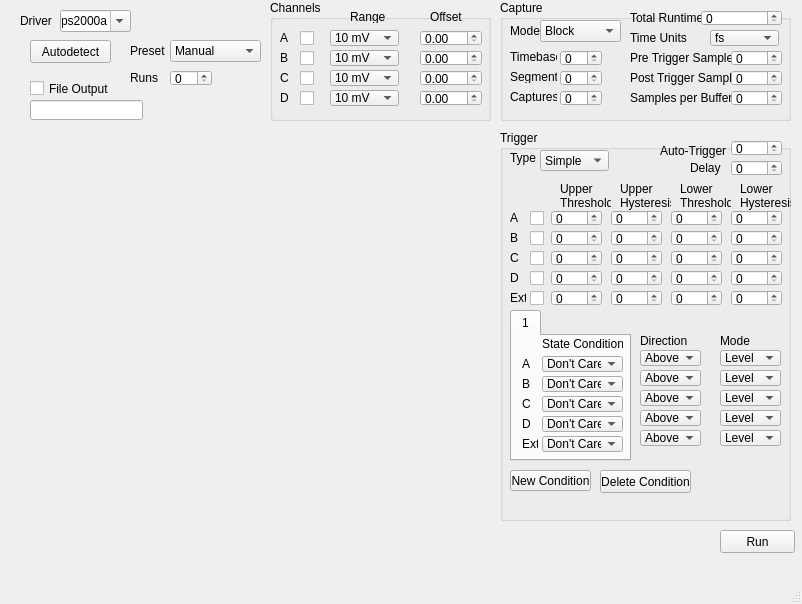
Qt form GUI/gui.ui (michalis11892/picoscopeDataLogger) before a commit.
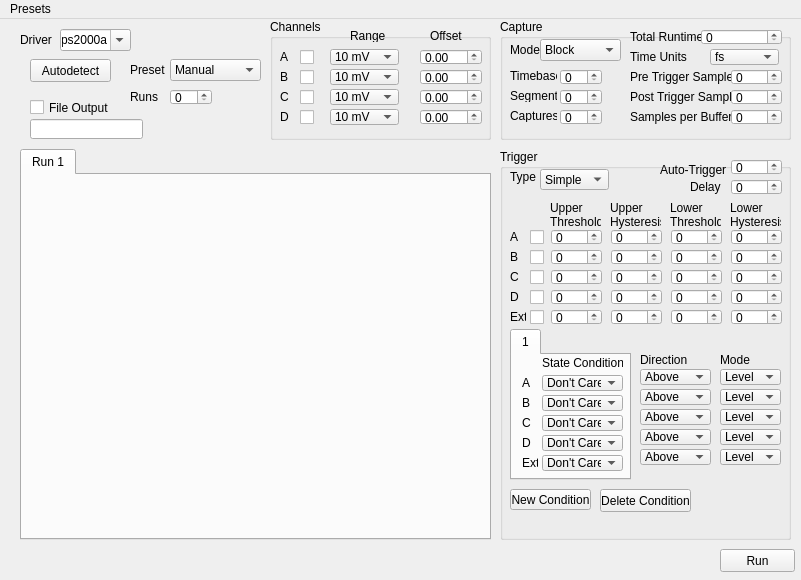
The same form after that commit. Icons and pictures are not drawn.

Commit message: Added further interface features and icon [WIP]

Diff of the .ui file:
```diff
--- a/GUI/gui.ui
+++ b/GUI/gui.ui
@@ -6,10 +6,16 @@
    <rect>
     <x>0</x>
     <y>0</y>
-    <width>802</width>
-    <height>604</height>
+    <width>801</width>
+    <height>580</height>
    </rect>
   </property>
+  <property name="maximumSize">
+   <size>
+    <width>801</width>
+    <height>580</height>
+   </size>
+  </property>
   <property name="windowTitle">
    <string>Logger</string>
   </property>
@@ -17,16 +23,6 @@
    <property name="enabled">
     <bool>true</bool>
    </property>
-   <widget class="QWidget" name="graphWidget" native="true">
-    <property name="geometry">
-     <rect>
-      <x>20</x>
-      <y>130</y>
-      <width>471</width>
-      <height>391</height>
-     </rect>
-    </property>
-   </widget>
    <widget class="QLabel" name="driverLabel">
     <property name="geometry">
      <rect>
@@ -1138,7 +1134,7 @@
     <widget class="QLabel" name="triggerUpperThresholdLabel">
      <property name="geometry">
       <rect>
-       <x>60</x>
+       <x>50</x>
        <y>50</y>
        <width>51</width>
        <height>31</height>
@@ -1456,7 +1452,7 @@
     <widget class="QLabel" name="triggerUpperHysteresisLabel">
      <property name="geometry">
       <rect>
-       <x>120</x>
+       <x>110</x>
        <y>50</y>
        <width>51</width>
        <height>31</height>
@@ -1524,7 +1520,7 @@
     <widget class="QLabel" name="triggerLowerHysteresisLabel">
      <property name="geometry">
       <rect>
-       <x>240</x>
+       <x>230</x>
        <y>50</y>
        <width>51</width>
        <height>31</height>
@@ -1592,7 +1588,7 @@
     <widget class="QLabel" name="triggerLowerThresholdLabel">
      <property name="geometry">
       <rect>
-       <x>180</x>
+       <x>170</x>
        <y>50</y>
        <width>51</width>
        <height>31</height>
@@ -1747,7 +1743,7 @@
       <rect>
        <x>140</x>
        <y>240</y>
-       <width>61</width>
+       <width>71</width>
        <height>16</height>
       </rect>
      </property>
@@ -1812,7 +1808,7 @@
       <rect>
        <x>140</x>
        <y>300</y>
-       <width>61</width>
+       <width>71</width>
        <height>16</height>
       </rect>
      </property>
@@ -1877,7 +1873,7 @@
       <rect>
        <x>140</x>
        <y>280</y>
-       <width>61</width>
+       <width>71</width>
        <height>16</height>
       </rect>
      </property>
@@ -1955,7 +1951,7 @@
       <rect>
        <x>140</x>
        <y>260</y>
-       <width>61</width>
+       <width>71</width>
        <height>16</height>
       </rect>
      </property>
@@ -2020,7 +2016,7 @@
       <rect>
        <x>140</x>
        <y>220</y>
-       <width>61</width>
+       <width>71</width>
        <height>16</height>
       </rect>
      </property>
@@ -2197,18 +2193,83 @@
      </rect>
     </property>
    </widget>
+   <widget class="QTabWidget" name="tabWidget">
+    <property name="geometry">
+     <rect>
+      <x>20</x>
+      <y>130</y>
+      <width>471</width>
+      <height>391</height>
+     </rect>
+    </property>
+    <property name="currentIndex">
+     <number>0</number>
+    </property>
+    <widget class="QWidget" name="run_1">
+     <attribute name="title">
+      <string>Run 1</string>
+     </attribute>
+     <widget class="QStackedWidget" name="stackedWidget">
+      <property name="geometry">
+       <rect>
+        <x>0</x>
+        <y>0</y>
+        <width>461</width>
+        <height>361</height>
+       </rect>
+      </property>
+      <property name="currentIndex">
+       <number>1</number>
+      </property>
+      <widget class="QWidget" name="capture_1"/>
+      <widget class="QWidget" name="capture_2"/>
+     </widget>
+    </widget>
+   </widget>
   </widget>
   <widget class="QMenuBar" name="menubar">
    <property name="geometry">
     <rect>
      <x>0</x>
      <y>0</y>
-     <width>802</width>
+     <width>801</width>
      <height>21</height>
     </rect>
    </property>
+   <widget class="QMenu" name="menuPreset">
+    <property name="title">
+     <string>Presets</string>
+    </property>
+    <addaction name="actionSave_as_a_Preset"/>
+    <addaction name="actionSave_Preset"/>
+    <addaction name="actionLoad_Preset"/>
+   </widget>
+   <addaction name="menuPreset"/>
   </widget>
-  <widget class="QStatusBar" name="statusbar"/>
+  <action name="actionSave_as_a_Preset">
+   <property name="text">
+    <string>Save as a Preset</string>
+   </property>
+   <property name="shortcut">
+    <string>Ctrl+Shift+S</string>
+   </property>
+  </action>
+  <action name="actionLoad_Preset">
+   <property name="text">
+    <string>Load Preset</string>
+   </property>
+   <property name="shortcut">
+    <string>Ctrl+O</string>
+   </property>
+  </action>
+  <action name="actionSave_Preset">
+   <property name="text">
+    <string>Save Preset</string>
+   </property>
+   <property name="shortcut">
+    <string>Ctrl+S</string>
+   </property>
+  </action>
  </widget>
  <resources/>
  <connections/>
```
Left out of the diff: 4 changed lines with no effect on the pictures. The commit also changes 2 other files.
